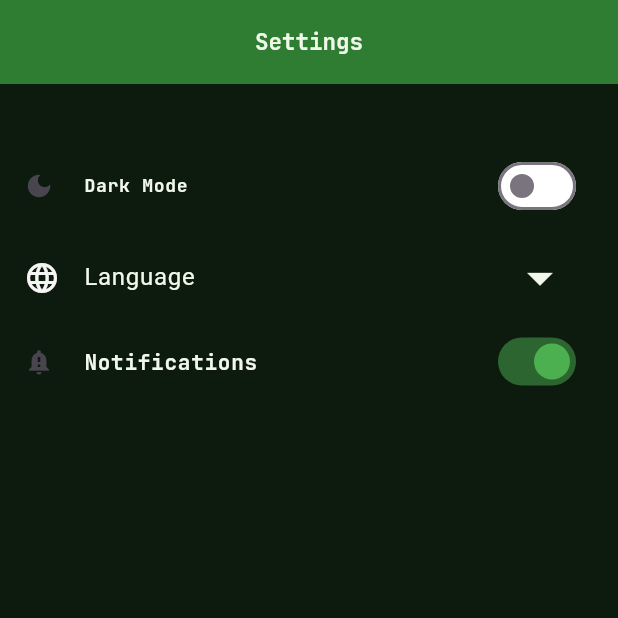
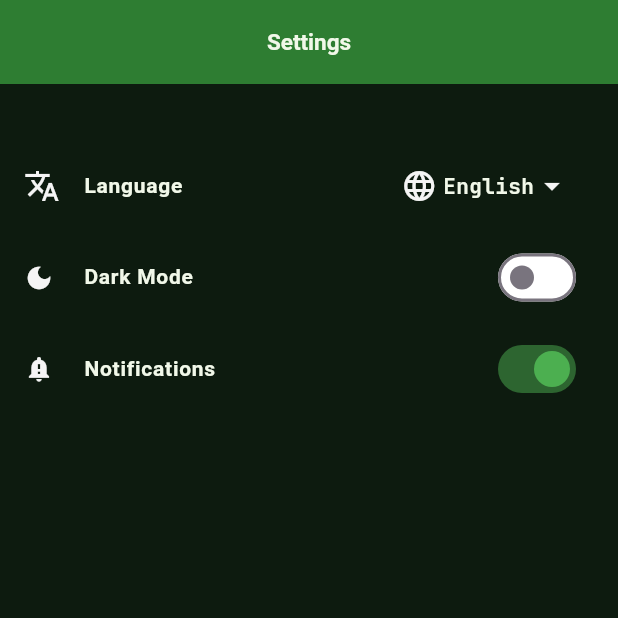
Before and after one commit to Victor-Zarzar/cltxpj-flutter, a Flutter app: the SettingsPage screen opened directly, on a phone screen of 412 x 824 dp, the top half of it. Run offline on Flutter 3.47's test engine with Material 3 defaults, Android fonts, the phone set to English and light mode, and no system bars; our stand-ins replace easy_localization, fl_chart, flutter_local_notifications, flutter_secure_storage, flutter_svg, getwidget and 3 more; accounts and stored records are empty.

Commit message:
Add secure service and update layout.

```diff
--- a/lib/features/app_theme.dart
+++ b/lib/features/app_theme.dart
@@ -98,3 +98,13 @@ class SwitchColor {
   static const Color darkActiveColor = Color(0xFF4CAF50);
   static const Color darkInactiveTrackColor = Color(0xFF424242);
 }
+
+class PopupMenuColor {
+  PopupMenuColor._();
+  static Color get primaryColor => const Color(0xFFECEFF1);
+  static Color get secondaryColor => const Color(0xFFFFFFFF);
+  static Color get thirdColor => const Color(0xFF4CAF50);
+  static Color get fourthColor => const Color(0xFF000000);
+  static const Color darkActiveColor = Color(0xFF4CAF50);
+  static const Color darkInactiveTrackColor = Color(0xFF424242);
+}
--- a/lib/main.dart
+++ b/lib/main.dart
@@ -3,6 +3,7 @@ import 'package:cltxpj/controller/locale_controller.dart';
 import 'package:cltxpj/controller/notification_controller.dart';
 import 'package:cltxpj/features/theme_provider.dart';
 import 'package:cltxpj/services/notification_service.dart';
+import 'package:cltxpj/services/secure_service.dart';
 import 'package:cltxpj/view/app_page.dart';
 import 'package:easy_localization/easy_localization.dart';
 import 'package:flutter/material.dart';
@@ -14,6 +15,7 @@ void main() async {
   await EasyLocalization.ensureInitialized();
   await NotificationService.init();
   tz.initializeTimeZones();
+  SecureStorageService.init();
 
   runApp(
     EasyLocalization(
--- a/lib/view/components/pie_chart_widget.dart
+++ b/lib/view/components/pie_chart_widget.dart
@@ -1,3 +1,4 @@
+import 'package:cltxpj/features/app_theme.dart';
 import 'package:fl_chart/fl_chart.dart';
 import 'package:flutter/material.dart';
 
@@ -31,7 +32,7 @@ class PieChartWidget extends StatelessWidget {
             titleStyle: TextStyle(
               fontSize: size / 9,
               fontWeight: FontWeight.bold,
-              color: Colors.white,
+              color: TextColor.primaryColor,
             ),
             radius: size / 2.6,
           );
--- a/lib/view/settings_page.dart
+++ b/lib/view/settings_page.dart
@@ -35,7 +35,7 @@ class _SettingsPageState extends State<SettingsPage> {
             centerTitle: true,
             title: Text(
               'settings'.tr(),
-              style: GoogleFonts.jetBrainsMono(
+              style: GoogleFonts.roboto(
                 textStyle: TextStyle(
                   fontSize: 15,
                   fontWeight: FontWeight.bold,
@@ -58,56 +58,48 @@ class _SettingsPageState extends State<SettingsPage> {
                   Padding(
                     padding: const EdgeInsets.only(top: 40),
                     child: ListTile(
-                      trailing: Switch(
-                        activeColor: SwitchColor.primaryColor,
-                        inactiveTrackColor: SwitchColor.secondaryColor,
-                        value: notifier.isDark,
-                        onChanged: (value) => notifier.changeTheme(),
-                      ),
                       leading: Icon(
-                        Icons.dark_mode,
-                        semanticLabel: 'notifications_icon'.tr(),
-                        size: 20,
+                        Icons.translate,
+                        color: IconColor.primaryColor,
                       ),
                       title: Text(
-                        'darkmode'.tr(),
-                        style: GoogleFonts.jetBrainsMono(
+                        'language'.tr(),
+                        style: GoogleFonts.roboto(
                           textStyle: TextStyle(
-                            fontSize: 12,
+                            fontSize: 14,
                             fontWeight: FontWeight.bold,
                             color: TextColor.primaryColor,
                           ),
                         ),
                       ),
+                      trailing: PopupMenuButton<Locale>(
+                        color:
+                            notifier.isDark
+                                ? PopupMenuColor.fourthColor
+                                : PopupMenuColor.thirdColor,
+                        shape: RoundedRectangleBorder(
+                          borderRadius: BorderRadius.circular(8),
                         ),
-                  ),
-                  const SizedBox(height: 5),
-                  ListTile(
-                    leading: Icon(
-                      Icons.language,
-                      color: IconColor.primaryColor,
-                      semanticLabel: 'language_icon'.tr(),
-                    ),
-                    title: Text(
-                      'language'.tr(),
-                      style: GoogleFonts.roboto(
+                        icon: Row(
+                          mainAxisSize: MainAxisSize.min,
+                          children: [
+                            Icon(Icons.language, color: IconColor.primaryColor),
+                            const SizedBox(width: 4),
+                            Text(
+                              'english'.tr(),
+                              style: GoogleFonts.jetBrainsMono(
                                 textStyle: TextStyle(
-                          fontSize: 16,
-                          fontWeight: FontWeight.normal,
                                   color: TextColor.primaryColor,
+                                  fontSize: 14,
+                                  fontWeight: FontWeight.bold,
                                 ),
                               ),
                             ),
-                    trailing: PopupMenuButton<Locale>(
-                      color: AppThemeColor.thirdColor,
-                      shape: const RoundedRectangleBorder(
-                        borderRadius: BorderRadius.all(Radius.circular(10)),
+                            Icon(
+                              Icons.arrow_drop_down,
+                              color: IconColor.primaryColor,
                             ),
-                      icon: Icon(
-                        Icons.arrow_drop_down,
-                        size: 40,
-                        color: TextColor.primaryColor,
-                        semanticLabel: 'arrow_icon'.tr(),
+                          ],
                         ),
                         onSelected: (Locale locale) {
                           Provider.of<LocaleController>(
@@ -122,14 +114,13 @@ class _SettingsPageState extends State<SettingsPage> {
                                 child: Row(
                                   children: [
                                     EN.asset(),
-                                  const SizedBox(width: 10),
+                                    const SizedBox(width: 8),
                                     Text(
                                       'english'.tr(),
                                       style: GoogleFonts.roboto(
                                         textStyle: TextStyle(
-                                        fontSize: 16,
-                                        fontWeight: FontWeight.normal,
                                           color: TextColor.primaryColor,
+                                          fontSize: 14,
                                         ),
                                       ),
                                     ),
@@ -141,14 +132,13 @@ class _SettingsPageState extends State<SettingsPage> {
                                 child: Row(
                                   children: [
                                     PTBR.asset(),
-                                  const SizedBox(width: 10),
+                                    const SizedBox(width: 8),
                                     Text(
                                       'portuguese'.tr(),
                                       style: GoogleFonts.roboto(
                                         textStyle: TextStyle(
-                                        fontSize: 16,
-                                        fontWeight: FontWeight.normal,
                                           color: TextColor.primaryColor,
+                                          fontSize: 14,
                                         ),
                                       ),
                                     ),
@@ -160,14 +150,13 @@ class _SettingsPageState extends State<SettingsPage> {
                                 child: Row(
                                   children: [
                                     ES.asset(),
-                                  const SizedBox(width: 10),
+                                    const SizedBox(width: 8),
                                     Text(
                                       'spanish'.tr(),
                                       style: GoogleFonts.roboto(
                                         textStyle: TextStyle(
-                                        fontSize: 16,
-                                        fontWeight: FontWeight.normal,
                                           color: TextColor.primaryColor,
+                                          fontSize: 14,
                                         ),
                                       ),
                                     ),
@@ -177,16 +166,44 @@ class _SettingsPageState extends State<SettingsPage> {
                             ],
                       ),
                     ),
+                  ),
+                  const SizedBox(height: 5),
+                  ListTile(
+                    trailing: Switch(
+                      activeColor: SwitchColor.primaryColor,
+                      inactiveTrackColor: SwitchColor.secondaryColor,
+                      value: notifier.isDark,
+                      onChanged: (value) => notifier.changeTheme(),
+                    ),
+                    leading: Icon(
+                      Icons.dark_mode,
+                      color: IconColor.primaryColor,
+                      semanticLabel: 'notifications_icon'.tr(),
+                      size: 20,
+                    ),
+                    title: Text(
+                      'darkmode'.tr(),
+                      style: GoogleFonts.roboto(
+                        textStyle: TextStyle(
+                          fontSize: 14,
+                          fontWeight: FontWeight.bold,
+                          color: TextColor.primaryColor,
+                        ),
+                      ),
+                    ),
+                  ),
+                  const SizedBox(height: 5),
                   if (!kIsWeb)
                     ListTile(
                       leading: Icon(
+                        color: IconColor.primaryColor,
                         Icons.notification_important,
                         semanticLabel: 'about_icon'.tr(),
                         size: 20,
                       ),
                       title: Text(
                         'notifications'.tr(),
-                        style: GoogleFonts.jetBrainsMono(
+                        style: GoogleFonts.roboto(
                           textStyle: TextStyle(
                             fontSize: 14,
                             fontWeight: FontWeight.bold,
```
Also changed, not shown: lib/model/notification_model.dart (added, +19 -0 lines), lib/services/secure_service.dart (added, +34 -0 lines), lib/view/about_page.dart (+8 -4 lines), lib/view/components/input_field.dart (+4 -4 lines), 3 other files. Lines whose indentation alone changed are shown as unchanged.
